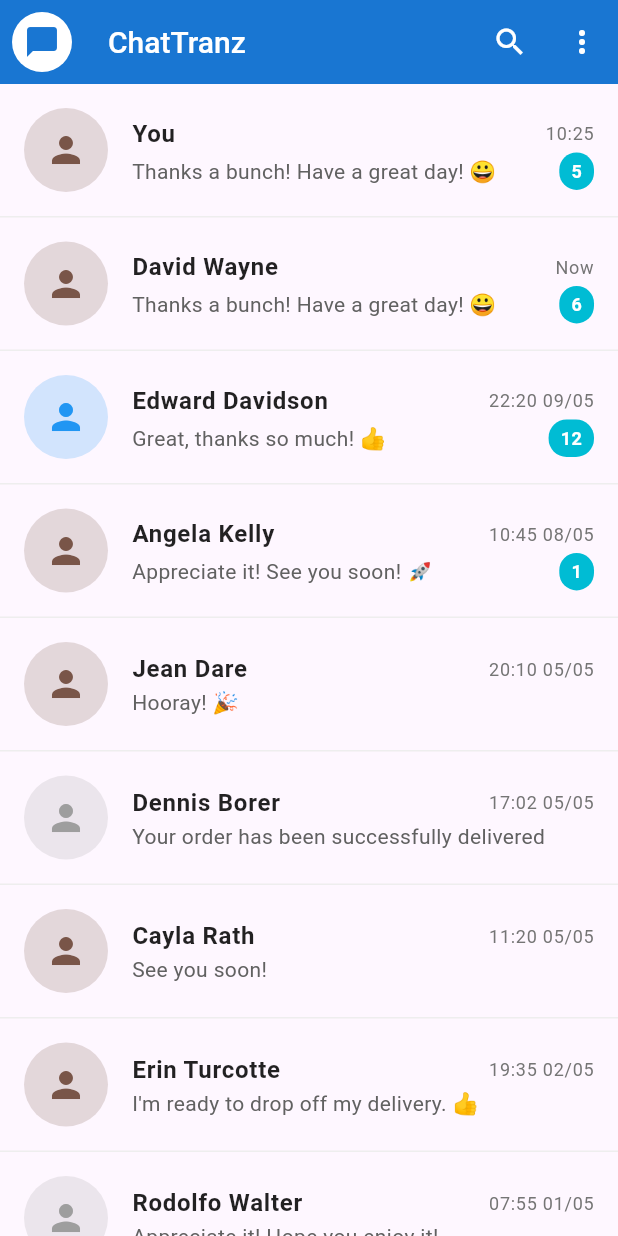
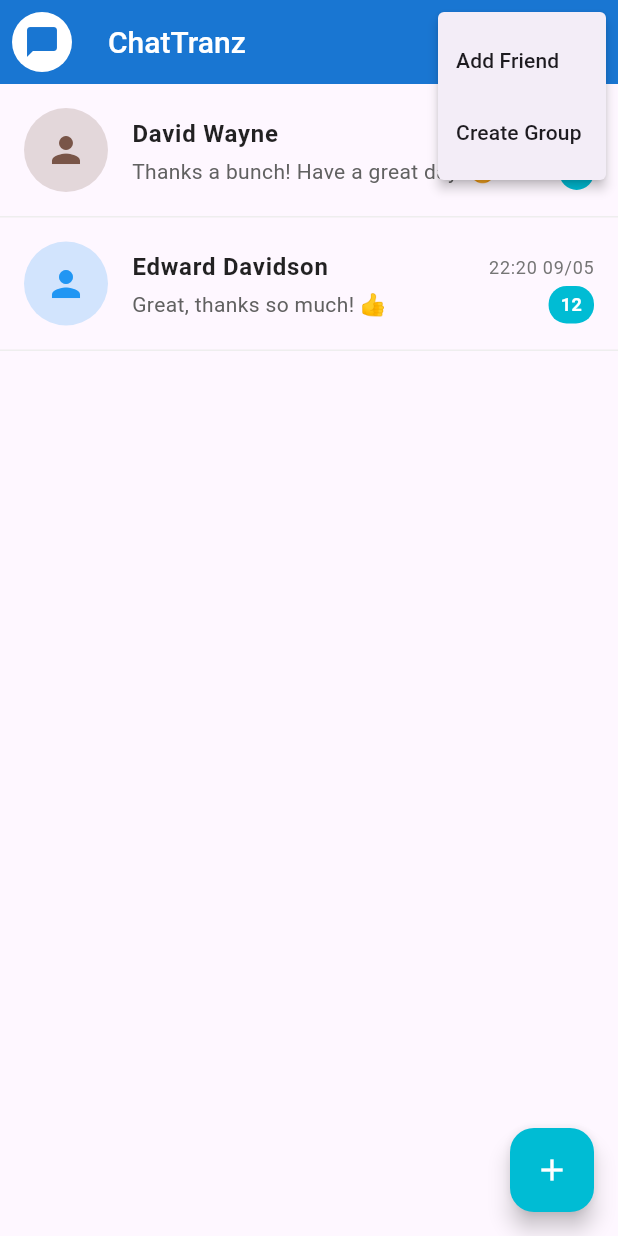
Before and after one commit to ChatTranz/chattranz, a Flutter app: the ChatListPage screen opened by its route, after a tap on the "more vert" icon, on a phone screen of 412 x 824 dp. Run offline on Flutter 3.47's test engine with Material 3 defaults, Android fonts, the phone set to English and light mode, and no system bars; our stand-ins replace cloud_firestore, firebase_auth, firebase_core, fluttertoast; accounts and stored records are empty.

Commit message:
feat(navigation): Add dot option for add friends and create group options

```diff
--- a/lib/pages/chatlist.dart
+++ b/lib/pages/chatlist.dart
@@ -39,26 +39,35 @@ class _ChatListPageState extends State<ChatListPage> {
           IconButton(
             icon: const Icon(Icons.search, color: Colors.white),
             onPressed: () {
-              // Handle search action
+              // TODO: Implement search feature
             },
           ),
-          IconButton(
+          PopupMenuButton<String>(
+            onSelected: (value) {
+              if (value == 'add_friend') {
+                _showActionDialog(context, 'Add Friend');
+              } else if (value == 'create_group') {
+                _showActionDialog(context, 'Create Group');
+              }
+            },
+            itemBuilder: (BuildContext context) => [
+              const PopupMenuItem(
+                value: 'add_friend',
+                child: Text('Add Friend'),
+              ),
+              const PopupMenuItem(
+                value: 'create_group',
+                child: Text('Create Group'),
+              ),
+            ],
             icon: const Icon(Icons.more_vert, color: Colors.white),
-            onPressed: () {
-              // Handle more options
-            },
           ),
         ],
       ),
+
+      // ✅ Chat list body
       body: ListView(
         children: [
-          _buildChatItem(
-            name: 'You',
-            message: 'Thanks a bunch! Have a great day! 😀',
-            time: '10:25',
-            unreadCount: 5,
-            avatarColor: Colors.brown,
-          ),
           _buildChatItem(
             name: 'David Wayne',
             message: 'Thanks a bunch! Have a great day! 😀',
@@ -73,50 +82,78 @@ class _ChatListPageState extends State<ChatListPage> {
             unreadCount: 12,
             avatarColor: Colors.blue,
           ),
-          _buildChatItem(
-            name: 'Angela Kelly',
-            message: 'Appreciate it! See you soon! 🚀',
-            time: '10:45 08/05',
-            unreadCount: 1,
-            avatarColor: Colors.brown,
-          ),
-          _buildChatItem(
-            name: 'Jean Dare',
-            message: 'Hooray! 🎉',
-            time: '20:10 05/05',
-            unreadCount: 0,
-            avatarColor: Colors.brown,
-          ),
-          _buildChatItem(
-            name: 'Dennis Borer',
-            message: 'Your order has been successfully delivered',
-            time: '17:02 05/05',
-            unreadCount: 0,
-            avatarColor: Colors.grey,
-          ),
-          _buildChatItem(
-            name: 'Cayla Rath',
-            message: 'See you soon!',
-            time: '11:20 05/05',
-            unreadCount: 0,
-            avatarColor: Colors.brown,
-          ),
-          _buildChatItem(
-            name: 'Erin Turcotte',
-            message: 'I\'m ready to drop off my delivery. 👍',
-            time: '19:35 02/05',
-            unreadCount: 0,
-            avatarColor: Colors.brown,
-          ),
-          _buildChatItem(
-            name: 'Rodolfo Walter',
-            message: 'Appreciate it! Hope you enjoy it!',
-            time: '07:55 01/05',
-            unreadCount: 0,
-            avatarColor: Colors.grey,
-          ),
+          // ... add more dummy chats if needed
         ],
       ),
+
+      // ✅ Floating Action Button
+      floatingActionButton: FloatingActionButton(
+        backgroundColor: const Color(0xFF00BCD4),
+        child: const Icon(Icons.add, color: Colors.white),
+        onPressed: () {
+          _showFABOptions(context);
+        },
+      ),
+    );
+  }
+
+  // FAB menu options
+  void _showFABOptions(BuildContext context) {
+    showModalBottomSheet(
+      context: context,
+      shape: const RoundedRectangleBorder(
+        borderRadius: BorderRadius.vertical(top: Radius.circular(20)),
+      ),
+      builder: (BuildContext context) {
+        return Padding(
+          padding: const EdgeInsets.all(16.0),
+          child: Wrap(
+            children: [
+              ListTile(
+                leading: const Icon(Icons.person_add, color: Color(0xFF1976D2)),
+                title: const Text('Add Friend'),
+                onTap: () {
+                  Navigator.pop(context);
+                  _showActionDialog(context, 'Add Friend');
+                },
+              ),
+              ListTile(
+                leading: const Icon(Icons.group_add, color: Color(0xFF1976D2)),
+                title: const Text('Create Group'),
+                onTap: () {
+                  Navigator.pop(context);
+                  _showActionDialog(context, 'Create Group');
+                },
+              ),
+            ],
+          ),
+        );
+      },
+    );
+  }
+
+  // Placeholder dialog
+  void _showActionDialog(BuildContext context, String title) {
+    showDialog(
+      context: context,
+      builder: (BuildContext context) {
+        return AlertDialog(
+          shape: RoundedRectangleBorder(
+            borderRadius: BorderRadius.circular(15),
+          ),
+          title: Text(title),
+          content: Text('Feature "$title" will be added soon!'),
+          actions: [
+            TextButton(
+              onPressed: () => Navigator.pop(context),
+              child: const Text(
+                'OK',
+                style: TextStyle(color: Color(0xFF1976D2)),
+              ),
+            ),
+          ],
+        );
+      },
     );
   }
 
```
